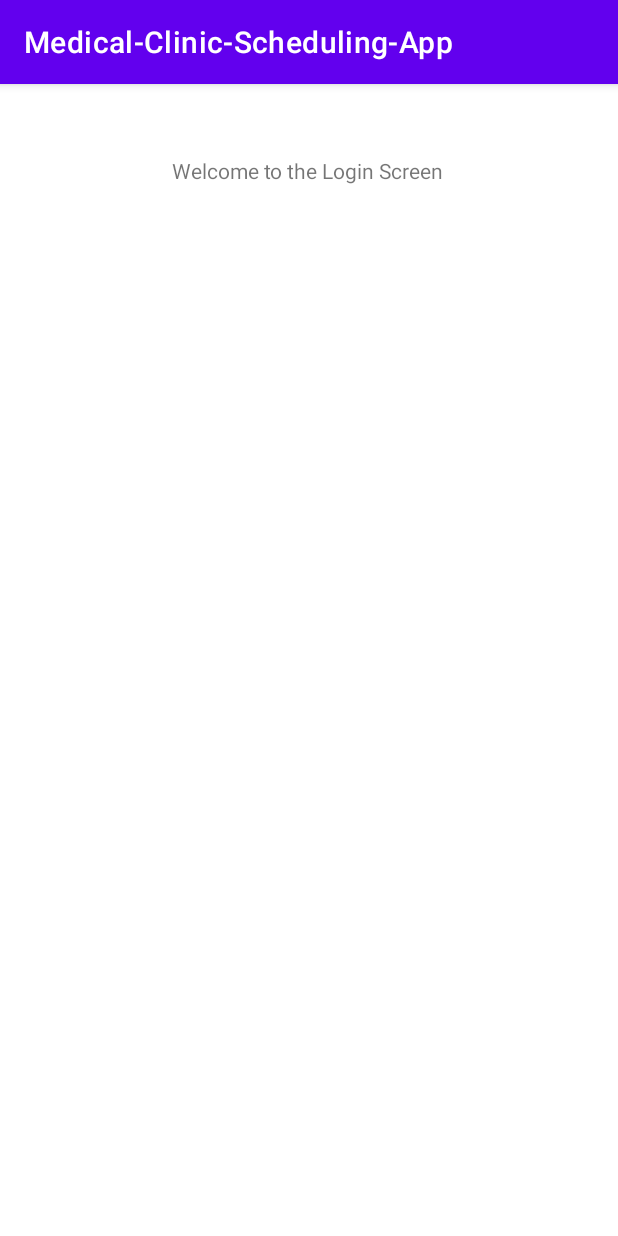
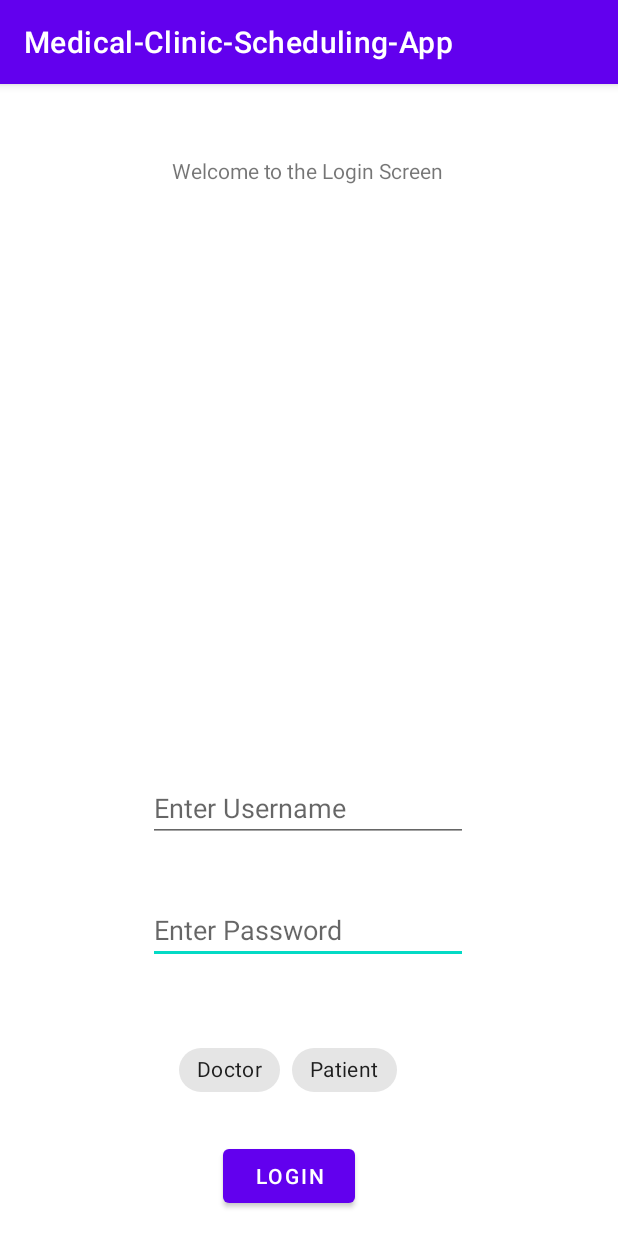
Before and after one commit to henryinqz/Medica, an Android app: the LoginActivity screen opened directly, with no data from a screen before it, on a phone screen of 412 x 824 dp. Run offline under Robolectric (Android 15) with nearby library versions, the phone set to English and light mode, and no system bars.

Commit message:
added some buttons to login page

```diff
--- a/app/src/main/res/layout/activity_login.xml
+++ b/app/src/main/res/layout/activity_login.xml
@@ -16,4 +16,70 @@
         app:layout_constraintHorizontal_bias="0.497"
         app:layout_constraintStart_toStartOf="parent"
         app:layout_constraintTop_toTopOf="parent" />
+
+    <EditText
+        android:id="@+id/editTextTextPassword"
+        android:layout_width="wrap_content"
+        android:layout_height="wrap_content"
+        android:layout_marginBottom="48dp"
+        android:ems="10"
+        android:hint="@string/enter_password"
+        android:inputType="textPassword"
+        app:layout_constraintBottom_toTopOf="@+id/chipGroup"
+        app:layout_constraintEnd_toEndOf="parent"
+        app:layout_constraintHorizontal_bias="0.497"
+        app:layout_constraintStart_toStartOf="parent" />
+
+    <EditText
+        android:id="@+id/editTextTextPersonName"
+        android:layout_width="wrap_content"
+        android:layout_height="wrap_content"
+        android:layout_marginBottom="36dp"
+        android:ems="10"
+        android:hint="@string/enter_username"
+        android:inputType="textPersonName"
+        app:layout_constraintBottom_toTopOf="@+id/editTextTextPassword"
+        app:layout_constraintEnd_toEndOf="parent"
+        app:layout_constraintHorizontal_bias="0.497"
+        app:layout_constraintStart_toStartOf="parent" />
+
+    <Button
+        android:id="@+id/button5"
+        android:layout_width="wrap_content"
+        android:layout_height="wrap_content"
+        android:layout_marginBottom="16dp"
+        android:text="@string/login"
+        app:layout_constraintBottom_toBottomOf="parent"
+        app:layout_constraintEnd_toEndOf="parent"
+        app:layout_constraintHorizontal_bias="0.458"
+        app:layout_constraintStart_toStartOf="parent" />
+
+    <com.google.android.material.chip.ChipGroup
+        android:id="@+id/chipGroup"
+        android:layout_width="172dp"
+        android:layout_height="45dp"
+        android:layout_marginBottom="24dp"
+        app:flow_horizontalAlign="center"
+        app:flow_verticalAlign="center"
+        app:layout_constraintBottom_toTopOf="@+id/button5"
+        app:layout_constraintEnd_toEndOf="parent"
+        app:layout_constraintHorizontal_bias="0.497"
+        app:layout_constraintStart_toStartOf="parent"
+        app:singleSelection="true">
+
+        <com.google.android.material.chip.Chip
+            android:id="@+id/chip7"
+            android:layout_width="wrap_content"
+            android:layout_height="wrap_content"
+            android:checkable="true"
+            android:text="@string/doctor" />
+
+        <com.google.android.material.chip.Chip
+            android:id="@+id/chip8"
+            android:layout_width="wrap_content"
+            android:layout_height="wrap_content"
+            android:checkable="true"
+            android:text="@string/patient" />
+    </com.google.android.material.chip.ChipGroup>
+
 </androidx.constraintlayout.widget.ConstraintLayout>
--- a/app/src/main/res/layout/activity_main.xml
+++ b/app/src/main/res/layout/activity_main.xml
@@ -21,7 +21,7 @@
         android:layout_height="wrap_content"
         android:layout_marginBottom="272dp"
         android:onClick="navigateToLogin"
-        android:text="Login"
+        android:text="@string/login"
         app:backgroundTint="#B33C3C"
         app:layout_constraintBottom_toBottomOf="parent"
         app:layout_constraintEnd_toEndOf="parent"
@@ -33,11 +33,12 @@
         android:layout_height="wrap_content"
         android:layout_marginBottom="204dp"
         android:onClick="navigateToRegister"
-        android:text="Register"
+        android:text="@string/register"
         app:backgroundTint="#B33C3C"
         app:layout_constraintBottom_toBottomOf="parent"
         app:layout_constraintEnd_toEndOf="parent"
         app:layout_constraintHorizontal_bias="0.498"
-        app:layout_constraintStart_toStartOf="parent" />
+        app:layout_constraintStart_toStartOf="parent"
+        app:layout_constraintTop_toBottomOf="@+id/button" />
 
 </androidx.constraintlayout.widget.ConstraintLayout>
--- a/app/src/main/res/layout/activity_register.xml
+++ b/app/src/main/res/layout/activity_register.xml
@@ -32,7 +32,7 @@
         android:layout_width="117dp"
         android:layout_height="0dp"
         android:layout_marginTop="68dp"
-        android:text="Patient"
+        android:text="@string/patient"
         app:layout_constraintEnd_toEndOf="parent"
         app:layout_constraintHorizontal_bias="0.496"
         app:layout_constraintStart_toStartOf="parent"
@@ -44,7 +44,7 @@
         android:layout_height="57dp"
         android:layout_marginTop="20dp"
         android:onClick="navigateToDoctorRegister"
-        android:text="Doctor"
+        android:text="@string/doctor"
         app:layout_constraintBottom_toBottomOf="parent"
         app:layout_constraintEnd_toEndOf="parent"
         app:layout_constraintHorizontal_bias="0.496"
--- a/app/src/main/res/values/strings.xml
+++ b/app/src/main/res/values/strings.xml
@@ -1,4 +1,10 @@
 <resources>
     <string name="app_name">Medical-Clinic-Scheduling-App</string>
     <string name="eric_string">EricZhou</string>
+    <string name="enter_username">Enter Username</string>
+    <string name="enter_password">Enter Password</string>
+    <string name="login">Login</string>
+    <string name="register">Register</string>
+    <string name="doctor">Doctor</string>
+    <string name="patient">Patient</string>
 </resources>
```
